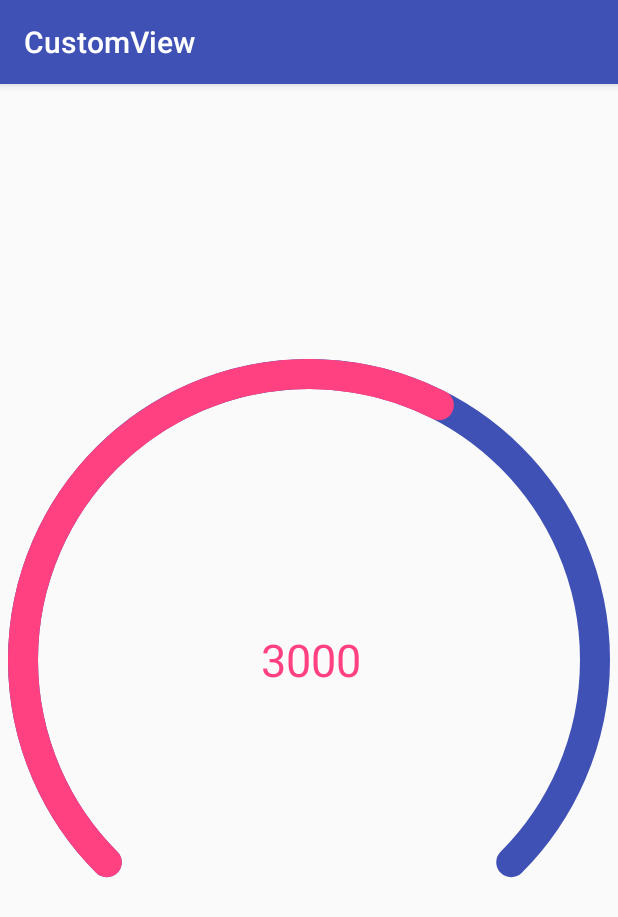
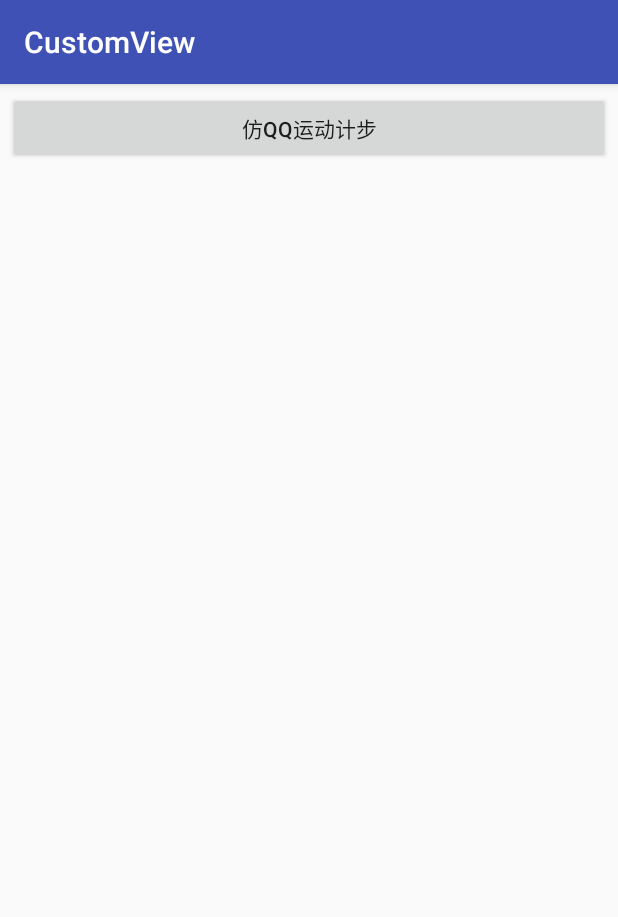
Before and after one commit to FrankZhong96/CustomView, an Android app: the screen it shows after launch (MainActivity), on a phone screen of 412 x 824 dp. Shown: the top 917 px of the screen. Run offline under Robolectric (Android 15) with nearby library versions, the phone set to English and light mode, and no system bars.

Commit message:
仿QQ运动计步器view

```diff
--- a/app/src/main/AndroidManifest.xml
+++ b/app/src/main/AndroidManifest.xml
@@ -16,6 +16,9 @@
                 <category android:name="android.intent.category.LAUNCHER" />
             </intent-filter>
         </activity>
+
+        <activity android:name="com.frank.StepActivity"/>
+
     </application>
 
 </manifest>
--- a/app/src/main/java/com/frank/customview/MainActivity.java
+++ b/app/src/main/java/com/frank/customview/MainActivity.java
@@ -1,33 +1,29 @@
 package com.frank.customview;
 
-import android.animation.ObjectAnimator;
-import android.animation.ValueAnimator;
+import android.content.Intent;
 import android.support.v7.app.AppCompatActivity;
 import android.os.Bundle;
 import android.view.View;
-import android.view.animation.DecelerateInterpolator;
+import android.widget.Button;
 
-import com.frank.customview.wight.stepview.StepView;
+import com.frank.StepActivity;
 
-public class MainActivity extends AppCompatActivity {
+public class MainActivity extends AppCompatActivity implements View.OnClickListener{
 
     @Override
     protected void onCreate(Bundle savedInstanceState) {
         super.onCreate(savedInstanceState);
         setContentView(R.layout.activity_main);
-        final StepView stepview = findViewById(R.id.stepview);
-        stepview.setStepMax(5000);
-        //属性动画
-        ValueAnimator valueAnimator = ObjectAnimator.ofFloat(0, 3000);
-        valueAnimator.setInterpolator(new DecelerateInterpolator());//设置修饰动画效果 https://blog.csdn.net/jason0539/article/details/16370405
-        valueAnimator.addUpdateListener(new ValueAnimator.AnimatorUpdateListener() {
-            @Override
-            public void onAnimationUpdate(ValueAnimator animation) {
-                float current = (float) animation.getAnimatedValue();
-                stepview.setStepCurrent((int) current);
-            }
-        });
-        valueAnimator.setDuration(1000);
-        valueAnimator.start();
+        Button btn_stepview = findViewById(R.id.btn_stepview);
+        btn_stepview.setOnClickListener(this);
+    }
+
+    @Override
+    public void onClick(View v) {
+        switch (v.getId()){
+            case R.id.btn_stepview:
+                startActivity(new Intent(MainActivity.this, StepActivity.class));
+                break;
+        }
     }
 }
--- a/app/src/main/java/com/frank/customview/wight/stepview/StepView.java
+++ b/app/src/main/java/com/frank/customview/wight/stepview/StepView.java
@@ -128,7 +128,8 @@ public class StepView extends View {
 
     public void setStepCurrent(int stepCurrent){
         this.mStepCurrent = stepCurrent;
-        invalidate();//不断绘制
+        invalidate();//不断绘制 https://blog.csdn.net/leif_/article/details/50596085
+
     }
 
 
--- a/app/src/main/res/layout/activity_main.xml
+++ b/app/src/main/res/layout/activity_main.xml
@@ -5,17 +5,13 @@
     android:layout_width="match_parent"
     android:layout_height="match_parent"
     android:padding="5dp"
-    android:gravity="center"
+    android:orientation="vertical"
     tools:context=".MainActivity">
 
-    <com.frank.customview.wight.stepview.StepView
-        android:id="@+id/stepview"
+    <android.support.v7.widget.AppCompatButton
+        android:id="@+id/btn_stepview"
         android:layout_width="match_parent"
-        android:layout_height="match_parent"
-        app:entiretyColor="@color/colorPrimary"
-        app:portionColor="@color/colorAccent"
-        app:stepTextColor="@color/colorAccent"
-        app:borderWidth="20dp"
-        app:stepTextSize="30sp" />
+        android:layout_height="wrap_content"
+        android:text="仿QQ运动计步"/>
 
 </LinearLayout>
```
Also changed, not shown: app/src/main/java/com/frank/StepActivity.java (added, +38 -0 lines), app/src/main/res/layout/activity_step.xml (added, +18 -0 lines), app/src/main/res/values/attrs.xml (+10 -0 lines).
